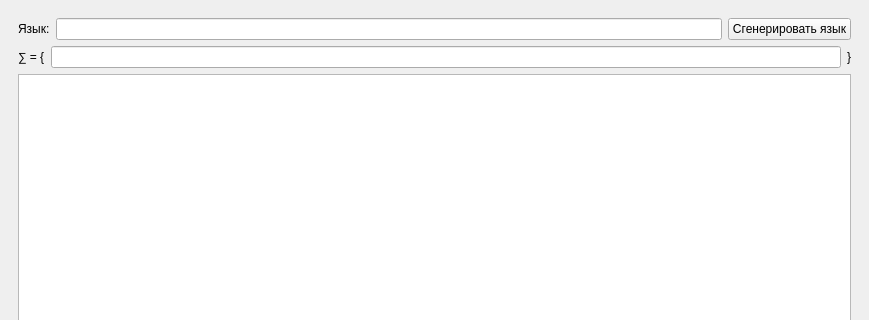
First picture: the form in diploma_mainwindow.ui, repository Pancko/diploma, before the edit; both pictures show x 0 to 869 and y 0 to 320 of the 869 by 1012 pixel window.
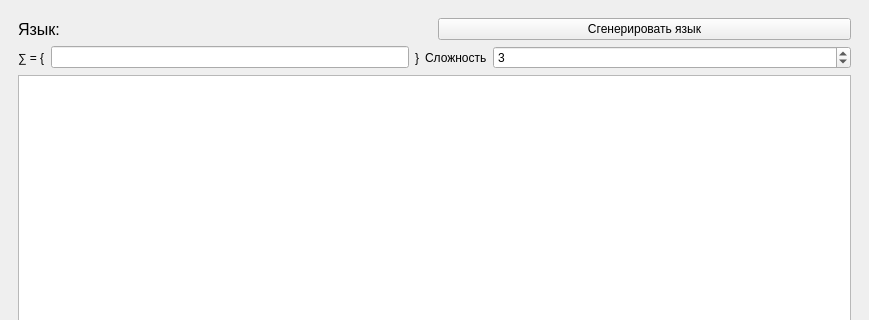
Second picture: the form after the edit.

The edit to the form file:
```diff
--- a/diploma_mainwindow.ui
+++ b/diploma_mainwindow.ui
@@ -116,15 +116,17 @@
         <item>
          <layout class="QHBoxLayout" name="horizontalLayout_10">
           <item>
-           <widget class="QLabel" name="label">
+           <widget class="QLabel" name="language_Label">
+            <property name="font">
+             <font>
+              <pointsize>12</pointsize>
+             </font>
+            </property>
             <property name="text">
              <string>Язык:</string>
             </property>
            </widget>
           </item>
-          <item>
-           <widget class="QLineEdit" name="language_lineEdit"/>
-          </item>
           <item>
            <widget class="QPushButton" name="langGenerate_pB">
             <property name="text">
@@ -153,6 +155,38 @@
             </property>
            </widget>
           </item>
+          <item>
+           <widget class="QLabel" name="label_4">
+            <property name="text">
+             <string>Сложность</string>
+            </property>
+           </widget>
+          </item>
+          <item>
+           <widget class="QSpinBox" name="langDifficulty_spinBox">
+            <property name="sizePolicy">
+             <sizepolicy hsizetype="MinimumExpanding" vsizetype="Fixed">
+              <horstretch>0</horstretch>
+              <verstretch>0</verstretch>
+             </sizepolicy>
+            </property>
+            <property name="minimumSize">
+             <size>
+              <width>0</width>
+              <height>0</height>
+             </size>
+            </property>
+            <property name="minimum">
+             <number>1</number>
+            </property>
+            <property name="maximum">
+             <number>10</number>
+            </property>
+            <property name="value">
+             <number>3</number>
+            </property>
+           </widget>
+          </item>
          </layout>
         </item>
         <item>
```
